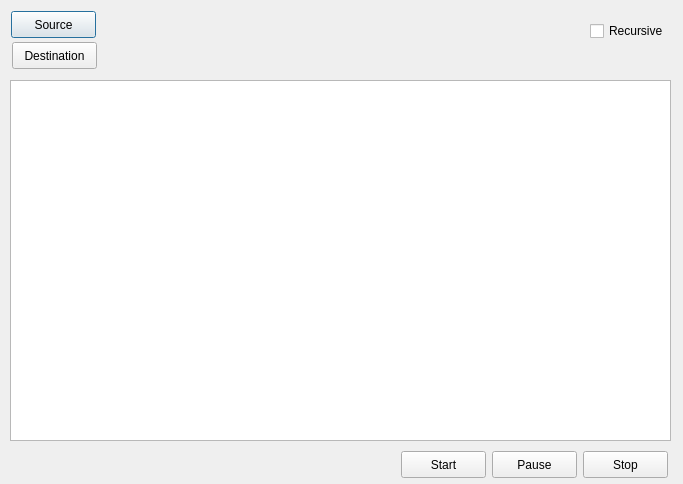
This is manual_image_classifier/main_window.ui in sosegon/linux_scripts as Qt 5 draws it before an edit. The edited form follows.
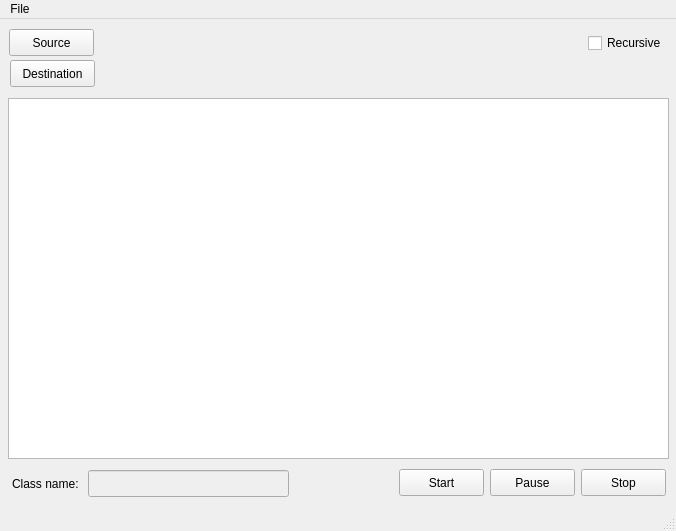
This is the edited form.

Commit message: feat: Finished logic to classify images

The edit to the form file:
```diff
--- a/manual_image_classifier/main_window.ui
+++ b/manual_image_classifier/main_window.ui
@@ -1,72 +1,34 @@
 <?xml version="1.0" encoding="UTF-8"?>
 <ui version="4.0">
- <class>Dialog</class>
- <widget class="QDialog" name="Dialog">
+ <class>MainWindow</class>
+ <widget class="QMainWindow" name="MainWindow">
   <property name="geometry">
    <rect>
     <x>0</x>
     <y>0</y>
-    <width>683</width>
-    <height>484</height>
+    <width>676</width>
+    <height>531</height>
    </rect>
   </property>
   <property name="windowTitle">
    <string>Dialog</string>
   </property>
+  <widget class="QWidget" name="centralwidget">
   <widget class="QGraphicsView" name="gv_image">
    <property name="geometry">
     <rect>
-     <x>10</x>
-     <y>80</y>
+      <x>8</x>
+      <y>79</y>
      <width>661</width>
      <height>361</height>
     </rect>
    </property>
   </widget>
-  <widget class="QCheckBox" name="chk_recursive">
-   <property name="geometry">
-    <rect>
-     <x>590</x>
-     <y>20</y>
-     <width>88</width>
-     <height>22</height>
-    </rect>
-   </property>
-   <property name="text">
-    <string>Recursive</string>
-   </property>
-  </widget>
-  <widget class="QPushButton" name="btn_src">
-   <property name="geometry">
-    <rect>
-     <x>11</x>
-     <y>11</y>
-     <width>85</width>
-     <height>27</height>
-    </rect>
-   </property>
-   <property name="text">
-    <string>Source</string>
-   </property>
-  </widget>
-  <widget class="QLabel" name="lbl_src">
-   <property name="geometry">
-    <rect>
-     <x>100</x>
-     <y>16</y>
-     <width>481</width>
-     <height>17</height>
-    </rect>
-   </property>
-   <property name="text">
-    <string/>
-   </property>
-  </widget>
   <widget class="QLabel" name="lbl_dst">
    <property name="geometry">
     <rect>
-     <x>100</x>
-     <y>47</y>
+      <x>98</x>
+      <y>46</y>
      <width>571</width>
      <height>17</height>
     </rect>
@@ -81,24 +43,24 @@
     <string/>
    </property>
   </widget>
-  <widget class="QPushButton" name="btn_dst">
+   <widget class="QLabel" name="lbl_src">
    <property name="geometry">
     <rect>
-     <x>12</x>
-     <y>42</y>
-     <width>85</width>
-     <height>27</height>
+      <x>98</x>
+      <y>15</y>
+      <width>481</width>
+      <height>17</height>
     </rect>
    </property>
    <property name="text">
-    <string>Destination</string>
+     <string/>
    </property>
   </widget>
   <widget class="QPushButton" name="btn_start">
    <property name="geometry">
     <rect>
-     <x>401</x>
-     <y>451</y>
+      <x>399</x>
+      <y>450</y>
      <width>85</width>
      <height>27</height>
     </rect>
@@ -110,8 +72,8 @@
   <widget class="QPushButton" name="btn_pause">
    <property name="geometry">
     <rect>
-     <x>492</x>
-     <y>451</y>
+      <x>490</x>
+      <y>450</y>
      <width>85</width>
      <height>27</height>
     </rect>
@@ -123,8 +85,8 @@
   <widget class="QPushButton" name="btn_stop">
    <property name="geometry">
     <rect>
-     <x>583</x>
-     <y>451</y>
+      <x>581</x>
+      <y>450</y>
      <width>85</width>
      <height>27</height>
     </rect>
@@ -133,11 +95,95 @@
     <string>Stop</string>
    </property>
   </widget>
-  <zorder>layoutWidget</zorder>
-  <zorder>layoutWidget</zorder>
-  <zorder>layoutWidget</zorder>
-  <zorder>gv_image</zorder>
-  <zorder>chk_recursive</zorder>
+   <widget class="QPushButton" name="btn_src">
+    <property name="geometry">
+     <rect>
+      <x>9</x>
+      <y>10</y>
+      <width>85</width>
+      <height>27</height>
+     </rect>
+    </property>
+    <property name="text">
+     <string>Source</string>
+    </property>
+   </widget>
+   <widget class="QCheckBox" name="chk_recursive">
+    <property name="geometry">
+     <rect>
+      <x>588</x>
+      <y>13</y>
+      <width>88</width>
+      <height>22</height>
+     </rect>
+    </property>
+    <property name="text">
+     <string>Recursive</string>
+    </property>
+   </widget>
+   <widget class="QPushButton" name="btn_dst">
+    <property name="geometry">
+     <rect>
+      <x>10</x>
+      <y>41</y>
+      <width>85</width>
+      <height>27</height>
+     </rect>
+    </property>
+    <property name="text">
+     <string>Destination</string>
+    </property>
+   </widget>
+   <widget class="QLineEdit" name="txt_class_name">
+    <property name="enabled">
+     <bool>false</bool>
+    </property>
+    <property name="geometry">
+     <rect>
+      <x>88</x>
+      <y>451</y>
+      <width>201</width>
+      <height>27</height>
+     </rect>
+    </property>
+   </widget>
+   <widget class="QLabel" name="lbl_class_name">
+    <property name="geometry">
+     <rect>
+      <x>12</x>
+      <y>456</y>
+      <width>69</width>
+      <height>17</height>
+     </rect>
+    </property>
+    <property name="text">
+     <string>Class name:</string>
+    </property>
+   </widget>
+  </widget>
+  <widget class="QMenuBar" name="menubar">
+   <property name="geometry">
+    <rect>
+     <x>0</x>
+     <y>0</y>
+     <width>676</width>
+     <height>27</height>
+    </rect>
+   </property>
+   <widget class="QMenu" name="menuFile">
+    <property name="title">
+     <string>File</string>
+    </property>
+    <addaction name="actionOpen"/>
+   </widget>
+   <addaction name="menuFile"/>
+  </widget>
+  <widget class="QStatusBar" name="statusbar"/>
+  <action name="actionOpen">
+   <property name="text">
+    <string>Open</string>
+   </property>
+  </action>
  </widget>
  <resources/>
  <connections/>
```
Left out of the diff: 2 changed lines with no effect on the pictures. Lines whose indentation alone changed are shown as unchanged. The commit also changes 2 other files.
